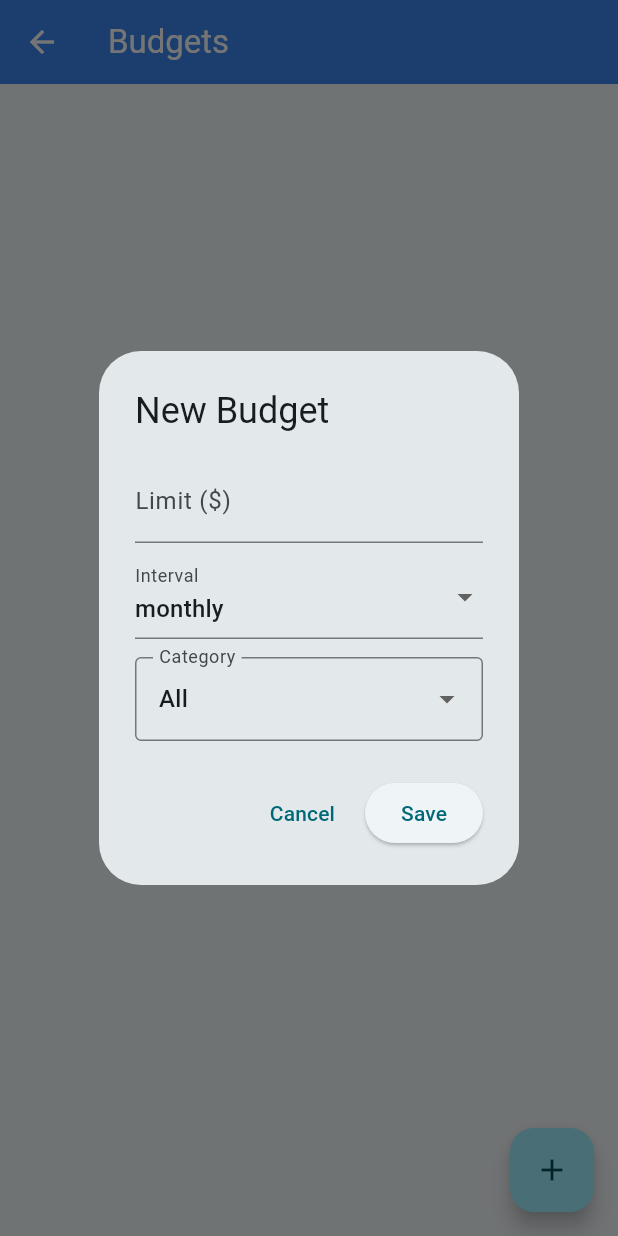
After one commit to Mark-G-CS/CapstoneProjectSp2025, a Flutter app: the BudgetScreen screen opened directly, after a tap on the "add" icon, on a phone screen of 412 x 824 dp. The commit adds this screen. Run offline on Flutter 3.47's test engine with Material 3 defaults, Android fonts, the phone set to English and light mode, and no system bars; our stand-ins replace firebase_core, fl_chart, hive, hive_flutter; accounts and stored records are empty.

Commit message:
Added budget system
user can now add a budget, which will react when that budget is getting within 10% of the limit, and notifies the user when when its over

```diff
--- /dev/null
+++ b/lib/models/budget.dart
@@ -0,0 +1,24 @@
+// lib/models/budget.dart
+import 'package:hive/hive.dart';
+import 'budget_interval.dart';
+
+part 'budget.g.dart';
+
+@HiveType(typeId: 2)
+class Budget extends HiveObject {
+  /// null = universal; otherwise ties to that category name
+  @HiveField(0)
+  final String? category;
+
+  @HiveField(1)
+  final double limit;
+
+  @HiveField(2)
+  final BudgetInterval interval;
+
+  Budget({
+    this.category,
+    required this.limit,
+    required this.interval,
+  });
+}
--- /dev/null
+++ b/lib/models/budget_interval.dart
@@ -0,0 +1,12 @@
+// lib/models/budget_interval.dart
+import 'package:hive/hive.dart';
+
+part 'budget_interval.g.dart';
+
+@HiveType(typeId: 1)
+enum BudgetInterval {
+  @HiveField(0)
+  weekly,
+  @HiveField(1)
+  monthly,
+}
--- /dev/null
+++ b/lib/models/budgetservice.dart
@@ -0,0 +1,130 @@
+import 'dart:async';
+import 'package:flutter/foundation.dart';
+import 'package:hive/hive.dart';
+import '../models/budget.dart';
+import '../models/budget_interval.dart';
+import '../models/transaction.dart';
+
+/// Types of budget alerts emitted by the service.
+enum BudgetAlertType {
+  nearingLimit,
+  exceededLimit,
+}
+
+/// Represents an alert when a budget threshold is reached.
+class BudgetAlert {
+  final Budget budget;
+  final double spent;
+  final BudgetAlertType type;
+
+  BudgetAlert({
+    required this.budget,
+    required this.spent,
+    required this.type,
+  });
+}
+
+/// Service for managing budgets and emitting alerts.
+class BudgetService {
+  static const String _budgetBoxName = 'budgets';
+  static const String _txBoxName = 'transactions';
+
+  late final Box<Budget> _budgetBox;
+  late final Box<Transaction> _txBox;
+
+  final StreamController<BudgetAlert> _alertController =
+  StreamController<BudgetAlert>.broadcast();
+
+  /// Singleton
+  BudgetService._();
+  static final BudgetService _instance = BudgetService._();
+  factory BudgetService() => _instance;
+
+  /// Initialize budgets box and subscribe to transactions.
+  Future<void> init() async {
+    // Open or reuse budgets box
+    if (Hive.isBoxOpen(_budgetBoxName)) {
+      _budgetBox = Hive.box<Budget>(_budgetBoxName);
+    } else {
+      _budgetBox = await Hive.openBox<Budget>(_budgetBoxName);
+    }
+
+    // Transactions box must already be opened in main.dart
+    _txBox = Hive.box<Transaction>(_txBoxName);
+
+    // Watch for new/updated transactions
+    _txBox.watch().listen((event) {
+      if (!event.deleted && event.value is Transaction) {
+        _processTransaction(event.value as Transaction);
+      }
+    });
+  }
+
+  /// Stream of budget alerts.
+  Stream<BudgetAlert> get alertStream => _alertController.stream;
+
+  void _processTransaction(Transaction tx) {
+    final now = DateTime.now();
+
+    for (final budget in _budgetBox.values) {
+      if (budget.category != null && budget.category != tx.category) continue;
+
+      final DateTime periodStart = budget.interval == BudgetInterval.weekly
+          ? now.subtract(Duration(days: 7))
+          : DateTime(now.year, now.month, 1);
+
+      final spent = _txBox.values
+          .where((t) =>
+      !t.isIncome &&
+          t.date.isAfter(periodStart) &&
+          (budget.category == null || t.category == budget.category))
+          .fold<double>(0, (sum, t) => sum + t.amount);
+
+      if (spent >= budget.limit) {
+        _alertController.add(
+          BudgetAlert(budget: budget, spent: spent, type: BudgetAlertType.exceededLimit),
+        );
+      } else if (spent >= 0.9 * budget.limit) {
+        _alertController.add(
+          BudgetAlert(budget: budget, spent: spent, type: BudgetAlertType.nearingLimit),
+        );
+      }
+    }
+  }
+
+  /// Retrieve all budgets.
+  List<Budget> getAllBudgets() => _budgetBox.values.toList();
+
+  /// Get a budget by category and interval.
+  Budget? getBudget({String? category, required BudgetInterval interval}) {
+    final key = _keyFor(category, interval);
+    return _budgetBox.get(key);
+  }
+
+  /// Create or update a budget.
+  Future<void> createOrUpdateBudget({
+    String? category,
+    required double limit,
+    required BudgetInterval interval,
+  }) async {
+    final key = _keyFor(category, interval);
+    final budget = Budget(category: category, limit: limit, interval: interval);
+    await _budgetBox.put(key, budget);
+  }
+
+  /// Delete a budget.
+  Future<void> deleteBudgetByKey({String? category, required BudgetInterval interval}) async {
+    final key = _keyFor(category, interval);
+    await _budgetBox.delete(key);
+  }
+
+  String _keyFor(String? category, BudgetInterval interval) {
+    final cat = (category == null || category.isEmpty) ? 'all' : category;
+    return '\${cat}_\${describeEnum(interval)}';
+  }
+
+  /// Clean up resources.
+  Future<void> dispose() async {
+    await _alertController.close();
+  }
+}
--- a/lib/screens/add_transaction_screen.dart
+++ b/lib/screens/add_transaction_screen.dart
@@ -4,6 +4,9 @@ import 'package:flutter/material.dart';
 import 'package:hive/hive.dart';
 import 'package:intl/intl.dart';
 import '../models/transaction.dart';
+import 'package:flutter/foundation.dart';
+import '../models/budgetservice.dart';
+
 
 class AddTransactionScreen extends StatefulWidget {
   const AddTransactionScreen({super.key});
@@ -110,7 +113,7 @@ class _AddTransactionScreenState extends State<AddTransactionScreen> {
                       isIncome: _isIncome,
                       date: _selectedDate,
                     );
-                    Hive.box('transactions').add(transaction);
+                    Hive.box<Transaction>('transactions').add(transaction);
 
                     // Reset form after submission
                     _category = 'Food';
@@ -147,4 +150,21 @@ class _AddTransactionScreenState extends State<AddTransactionScreen> {
       });
     }
   }
+  @override
+  void initState() {
+    super.initState();
+    BudgetService().alertStream.listen((alert) {
+      final msg = alert.type == BudgetAlertType.nearingLimit
+          ? '⚠️ You’ve spent \$${alert.spent.toStringAsFixed(2)} of your '
+          '${alert. budget.category ?? 'all'} '
+          '${describeEnum(alert.budget.interval)} budget.'
+          : '🚨 You’ve exceeded your '
+          '${alert.budget.category ?? 'all'} '
+          '${describeEnum(alert.budget.interval)} budget!';
+      ScaffoldMessenger.of(context).showSnackBar(
+          SnackBar(content: Text(msg))
+      );
+    });
+  }
+
 }
--- /dev/null
+++ b/lib/screens/budget_screen.dart
@@ -0,0 +1,172 @@
+// lib/screens/budget_screen.dart
+import 'package:flutter/material.dart';
+import 'package:flutter/foundation.dart';              // for describeEnum
+import '../models/budget.dart';
+import '../models/budget_interval.dart';
+import '../models/budgetservice.dart';
+import 'package:hive/hive.dart';
+import '../models/transaction.dart';
+
+class BudgetScreen extends StatefulWidget {
+  const BudgetScreen({Key? key}) : super(key: key);
+  @override
+  _BudgetScreenState createState() => _BudgetScreenState();
+}
+
+class _BudgetScreenState extends State<BudgetScreen> {
+  late List<Budget> _budgets;
+
+  @override
+  void initState() {
+    super.initState();
+    _loadBudgets();
+  }
+
+  void _loadBudgets() {
+    _budgets = BudgetService().getAllBudgets();
+  }
+  /// 1) Add this method for “are you sure?” before deleting:
+  Future<void> _confirmDelete(Budget b) async {
+    final confirmed = await showDialog<bool>(
+      context: context,
+      builder: (_) => AlertDialog(
+        title: const Text('Delete Budget'),
+        content: const Text('Are you sure you want to delete this budget?'),
+        actions: [
+          TextButton(onPressed: () => Navigator.pop(context, false), child: const Text('Cancel')),
+          TextButton(onPressed: () => Navigator.pop(context, true), child: const Text('Delete')),
+        ],
+      ),
+    );
+    if (confirmed == true) {
+      BudgetService().deleteBudgetByKey(
+        category: b.category,
+        interval: b.interval,
+      );
+      setState(_loadBudgets);
+    }
+  }
+  Future<void> _showBudgetDialog({Budget? existing}) async {
+    final _formKey = GlobalKey<FormState>();
+    String? category = existing?.category;
+    double? limit = existing?.limit;
+    BudgetInterval interval = existing?.interval ?? BudgetInterval.monthly;
+
+
+
+    await showDialog(
+      context: context,
+      builder: (_) => AlertDialog(
+        title: Text(existing == null ? 'New Budget' : 'Edit Budget'),
+        content: Form(
+          key: _formKey,
+          child: Column(mainAxisSize: MainAxisSize.min, children: [
+            TextFormField(
+              initialValue: limit?.toString(),
+              decoration: const InputDecoration(labelText: 'Limit (\$)'),
+              keyboardType: TextInputType.number,
+              validator: (v) => (v == null || double.tryParse(v)==null)
+                  ? 'Enter a number' : null,
+              onSaved: (v) => limit = double.parse(v!),
+            ),
+            const SizedBox(height: 8),
+            DropdownButtonFormField<BudgetInterval>(
+              value: interval,
+              decoration: const InputDecoration(labelText: 'Interval'),
+              items: BudgetInterval.values.map((intv) {
+                return DropdownMenuItem(
+                  value: intv,
+                  child: Text(describeEnum(intv)),
+                );
+              }).toList(),
+              onChanged: (v) => interval = v!,
+            ),
+            const SizedBox(height: 12),
+                    // ← insert this static dropdown instead
+                    DropdownButtonFormField<String>(
+                          value: category ?? 'All',
+                          decoration: const InputDecoration(
+                            labelText: 'Category',
+                            border: OutlineInputBorder(),
+                      ),
+                    items: <String>[
+                      'All',
+                      'Food',
+                      'Transportation',
+                      'Entertainment',
+                    ].map((cat) {
+                  return DropdownMenuItem(
+                    value: cat,
+                    child: Text(cat),
+                  );
+                }).toList(),
+                onChanged: (v) => category = (v == 'All' ? null : v),
+                onSaved:   (v) => category = (v == 'All' ? null : v),
+              ),
+          ]),
+        ),
+        actions: [
+          TextButton(onPressed: () => Navigator.pop(context), child: const Text('Cancel')),
+          ElevatedButton(
+            onPressed: () {
+              if (_formKey.currentState!.validate()) {
+                _formKey.currentState!.save();
+                BudgetService().createOrUpdateBudget(
+                  category: category?.isEmpty == true ? null : category,
+                  limit: limit!,
+                  interval: interval,
+                );
+                setState(() => _loadBudgets());
+                Navigator.pop(context);
+              }
+            },
+            child: const Text('Save'),
+          ),
+        ],
+      ),
+    );
+  }
+
+  @override
+  Widget build(BuildContext context) {
+    return Scaffold(
+      appBar: AppBar(
+        leading: const BackButton(),
+        title: const Text('Budgets'),
+      ),
+      body: _budgets.isEmpty
+          ? const Center(child: Text('No budgets set.'))
+          : ListView.builder(
+        itemCount: _budgets.length,
+        itemBuilder: (ctx, i) {
+          final b = _budgets[i];
+          final title = b.category ?? 'All Categories';
+          final subtitle = '${describeEnum(b.interval)} — \$${b.limit.toStringAsFixed(2)}';
+          return ListTile(
+            title: Text(title),
+            subtitle: Text(subtitle),
+            trailing: Row(
+              mainAxisSize: MainAxisSize.min,
+              children: [
+                IconButton(
+                  icon: const Icon(Icons.edit),
+                  onPressed: () => _showBudgetDialog(existing: b),
+                ),
+                IconButton(
+                  icon: const Icon(Icons.delete),
+                  onPressed: () => _confirmDelete(b),
+                ),
+              ],
+            ),
+          );
+
+        },
+      ),
+      floatingActionButton: FloatingActionButton(
+        onPressed: () => _showBudgetDialog(),
+        child: const Icon(Icons.add),
+        tooltip: 'Add Budget',
+      ),
+    );
+  }
+}
--- a/lib/screens/report_screen.dart
+++ b/lib/screens/report_screen.dart
@@ -13,7 +13,7 @@ class ReportsScreen extends StatelessWidget {
 
   @override
   Widget build(BuildContext context) {
-    final transactionBox = Hive.box('transactions');
+    final Box<Transaction> transactionBox = Hive.box<Transaction>('transactions');
     final List<Transaction> transactions =
     transactionBox.values.toList().cast<Transaction>();
 
--- a/lib/screens/transaction_screen.dart
+++ b/lib/screens/transaction_screen.dart
@@ -11,7 +11,7 @@ class TransactionScreen extends StatelessWidget {
   @override
   Widget build(BuildContext context) {
     // Retrieve the Hive box where transactions are stored
-    final transactionBox = Hive.box('transactions');
+    final Box<Transaction> transactionBox = Hive.box<Transaction>('transactions');
 
     return Scaffold(
       body: ValueListenableBuilder(
```
Also changed, not shown: lib/main.dart (+22 -15 lines), lib/screens/home_screen.dart (+49 -3 lines), lib/models/budget.g.dart (added), lib/models/budget_interval.g.dart (added).
